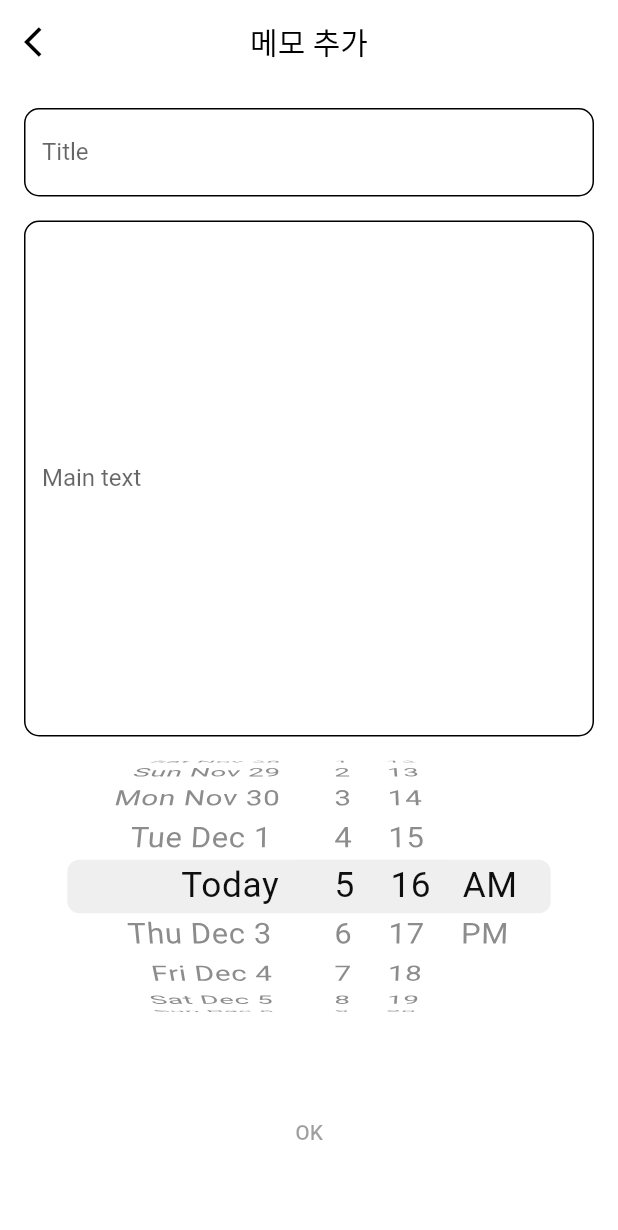
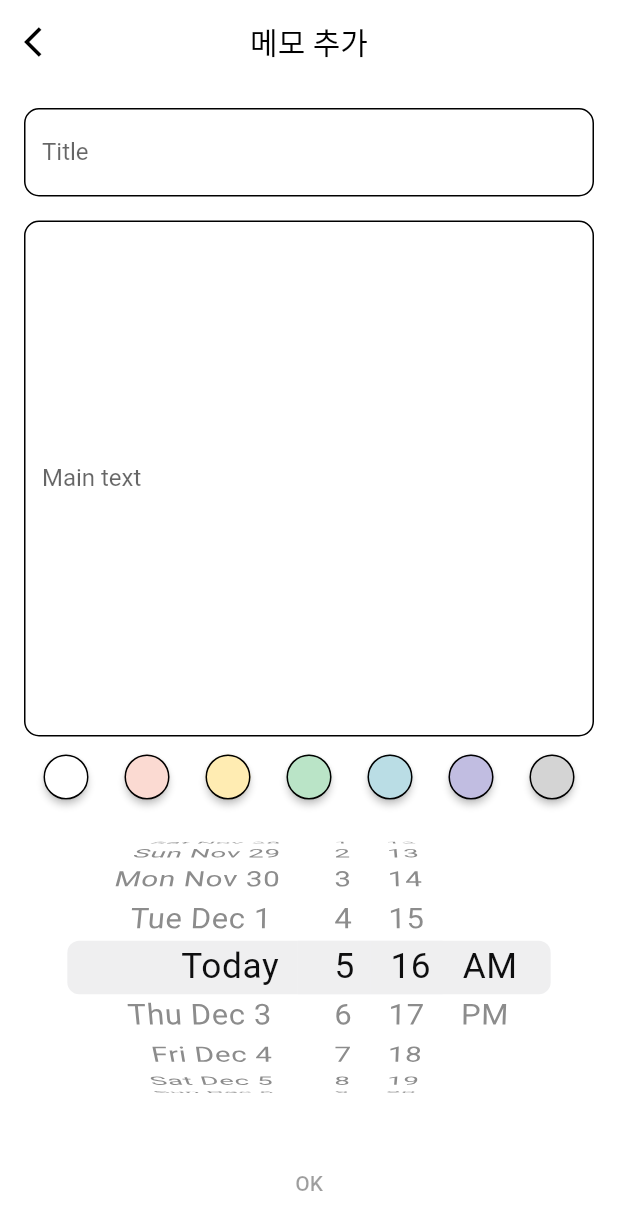
Before and after one commit to Kyoung-M1N/memo_app, a Flutter app: the screen it shows after launch, after a tap on "시작하기", after a tap on the "add" icon, on a phone screen of 412 x 824 dp. Shown: the top 1230 px of the screen. Run offline on Flutter 3.47's test engine with Material 2 defaults, Android fonts, the phone set to English and light mode, and no system bars; our stand-ins replace shared_preferences.

Commit message:
팔레트 추가

```diff
--- a/lib/main.dart
+++ b/lib/main.dart
@@ -26,21 +26,20 @@ class MyApp extends StatelessWidget {
 
   @override
   Widget build(BuildContext context) {
+    return Consumer2<PersonalInfo, MemoInfo>(
+      builder: (context, personalInfo, memoInfo, child) {
+        personalInfo.loadinfo();
+        memoInfo.loadMemo();
         return MaterialApp(
             // showSemanticsDebugger:true,
             debugShowCheckedModeBanner: false,
             theme: ThemeData(
               primarySwatch: Colors.blue,
             ),
-      home: Consumer2<PersonalInfo, MemoInfo>(
-        builder: (context, personalInfo, memoInfo, child) {
-          personalInfo.loadinfo();
-          memoInfo.loadMemo();
-          return (personalInfo.isFirst == true)
+            home: (personalInfo.isFirst == true)
                 ? const FirstVisit()
-              : const Home();
+                : const Home());
       },
-      ),
     );
   }
 }
--- a/lib/pages/home.dart
+++ b/lib/pages/home.dart
@@ -1,14 +1,21 @@
 import 'package:flutter/material.dart';
 import 'package:memo_app/pages/memo_set.dart';
+import 'package:memo_app/providers/memo_info_provider.dart';
 import 'package:memo_app/widgets/memo_list.dart';
 import 'package:provider/provider.dart';
 import 'package:memo_app/providers/personal_info_provider.dart';
 
-class Home extends StatelessWidget {
+class Home extends StatefulWidget {
   const Home({Key? key}) : super(key: key);
 
   @override
+  State<Home> createState() => _HomeState();
+}
+
+class _HomeState extends State<Home> {
+  @override
   Widget build(BuildContext context) {
+    MemoInfo memoInfo = Provider.of<MemoInfo>(context);
     return Scaffold(
       backgroundColor: const Color(0xFFFFFFFF),
       appBar: AppBar(
@@ -34,11 +41,19 @@ class Home extends StatelessWidget {
         ),
         actions: [
           IconButton(
-            icon: const Icon(
+            icon: Icon(
               Icons.delete_outline,
-              color: Colors.black,
+              color: (memoInfo.deleteMode == false) ? Colors.black : Colors.red,
             ),
-            onPressed: () {},
+            onPressed: () {
+              setState(() {
+                if (memoInfo.deleteMode == false) {
+                  memoInfo.removeMode();
+                } else {
+                  memoInfo.removeMemo('test', 'test');
+                }
+              });
+            },
           )
         ],
       ),
--- a/lib/pages/memo_set.dart
+++ b/lib/pages/memo_set.dart
@@ -1,6 +1,7 @@
 import 'package:flutter/material.dart';
 import 'package:flutter/cupertino.dart';
 import 'package:memo_app/providers/memo_info_provider.dart';
+import 'package:memo_app/widgets/palette.dart';
 import 'package:provider/provider.dart';
 
 class MemoSet extends StatefulWidget {
@@ -81,6 +82,7 @@ class _MemoSetState extends State<MemoSet> {
                     },
                   ),
                 ),
+                Palette(onChanged: (value){print(value.toString());},),
                 SizedBox(
                     width: MediaQuery.of(context).size.width - 16,
                     height: 200,
@@ -94,7 +96,7 @@ class _MemoSetState extends State<MemoSet> {
                       });
                     })),
                 Container(
-                  padding: const EdgeInsets.fromLTRB(0, 40, 0, 10),
+                  margin: const EdgeInsets.fromLTRB(0, 20, 0, 0),
                   child: TextButton(
                     style: const ButtonStyle(
                         splashFactory: NoSplash.splashFactory),
--- /dev/null
+++ b/lib/widgets/palette.dart
@@ -0,0 +1,102 @@
+import 'package:flutter/material.dart';
+
+class Palette extends StatefulWidget {
+  final Function(Color)? onChanged;
+  const Palette({
+    Key? key,
+    required this.onChanged,
+  }) : super(key: key);
+
+  @override
+  _PaletteState createState() => _PaletteState();
+}
+
+class _PaletteState extends State<Palette> {
+  Color? currentValue;
+
+  @override
+  Widget build(BuildContext context) {
+    return Row(mainAxisAlignment: MainAxisAlignment.center, children: [
+      checkBox(
+          color: MemoColor.white,
+          onPressed: () {
+            setState(() {
+              currentValue = MemoColor.white;
+            });
+            widget.onChanged!(currentValue!);
+          }),
+      checkBox(color: MemoColor.pink,
+          onPressed: () {
+            setState(() {
+              currentValue = MemoColor.pink;
+            });
+            widget.onChanged!(currentValue!);
+          }),
+      checkBox(color: MemoColor.yellow,
+          onPressed: () {
+            setState(() {
+              currentValue = MemoColor.yellow;
+            });
+            widget.onChanged!(currentValue!);
+          }),
+      checkBox(color: MemoColor.green,
+          onPressed: () {
+            setState(() {
+              currentValue = MemoColor.green;
+            });
+            widget.onChanged!(currentValue!);
+          }),
+      checkBox(color: MemoColor.blue,
+          onPressed: () {
+            setState(() {
+              currentValue = MemoColor.blue;
+            });
+            widget.onChanged!(currentValue!);
+          }),
+      checkBox(color: MemoColor.purple,
+          onPressed: () {
+            setState(() {
+              currentValue = MemoColor.purple;
+            });
+            widget.onChanged!(currentValue!);
+          }),
+      checkBox(color: MemoColor.grey,
+          onPressed: () {
+            setState(() {
+              currentValue = MemoColor.grey;
+            });
+            widget.onChanged!(currentValue!);
+          }),
+    ]);
+  }
+}
+
+Widget checkBox({
+  required Color color,
+  required void Function()? onPressed,
+
+}) =>
+    Container(
+      margin: EdgeInsets.all(3),
+      child: RawMaterialButton(
+        onPressed: onPressed,
+        shape: RoundedRectangleBorder(
+            side: BorderSide(
+              width: 1,
+              color: Colors.black,
+            ),
+            borderRadius: BorderRadius.circular(20)),
+        fillColor: color,
+        constraints: BoxConstraints.tightFor(width: 30, height: 30),
+      ),
+    );
+
+class MemoColor{
+  static Color pink = const Color(0xFFFBDAD2);
+  static Color yellow = const Color(0xFFFFECB2);
+  static Color green = const Color(0xFFBAE4C7);
+  static Color blue = const Color(0xFFBADDE5);
+  static Color purple = const Color(0xFFC1BDE1);
+  static Color grey = const Color(0xFFD4D4D4);
+  static Color white = const Color(0xFFFFFFFF);
+}
```
Also changed, not shown: lib/providers/memo_info_provider.dart (+7 -2 lines), lib/widgets/memo_list.dart (+36 -10 lines). Lines whose indentation alone changed are shown as unchanged.
